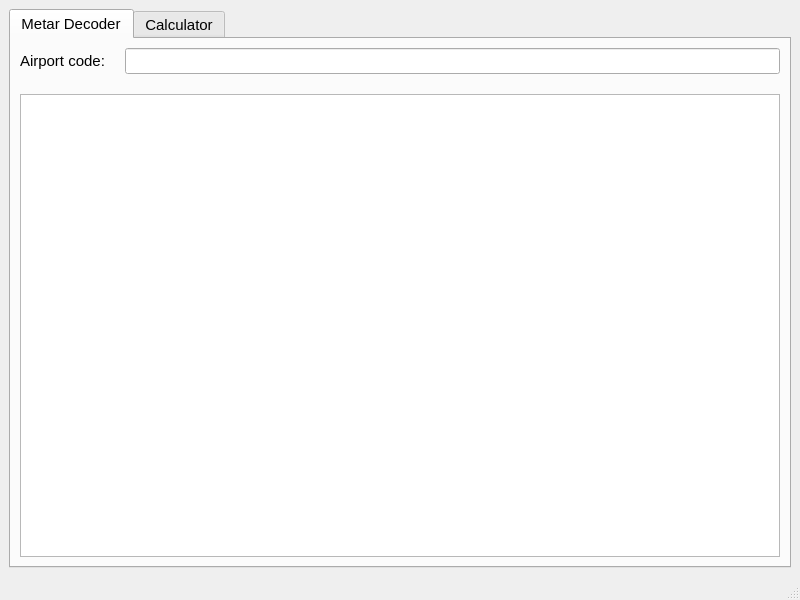
Above: mainWindow.ui from Sergey207/Metar-decoder before the change. Below: the same form after it.
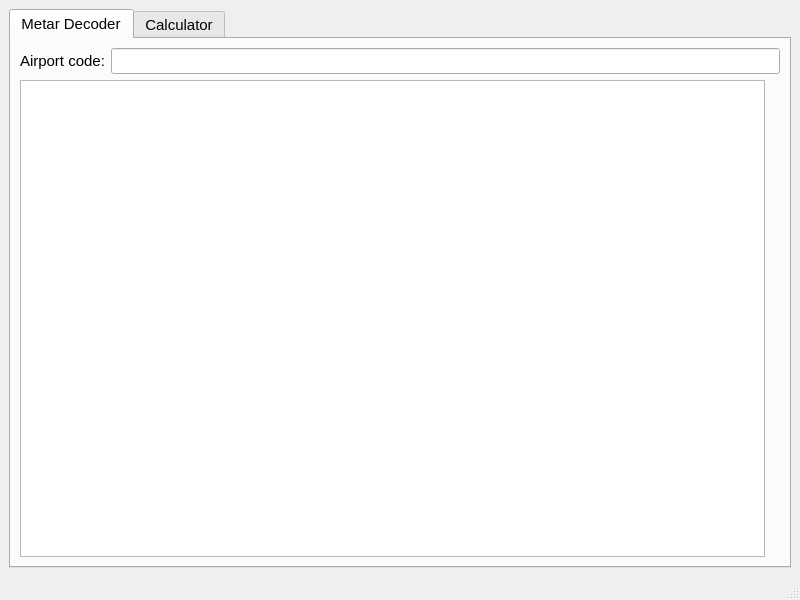
That is the form after the change.

Diff of the .ui file:
```diff
--- a/mainWindow.ui
+++ b/mainWindow.ui
@@ -39,9 +39,6 @@
         <string>Metar Decoder</string>
        </attribute>
        <layout class="QVBoxLayout" name="verticalLayout_2">
-        <property name="spacing">
-         <number>20</number>
-        </property>
         <item>
          <layout class="QHBoxLayout" name="horizontalLayout">
           <item>
@@ -57,6 +54,8 @@
          </layout>
         </item>
         <item>
+         <layout class="QHBoxLayout" name="horizontalLayout_5">
+          <item>
          <widget class="QTableWidget" name="tblResult">
           <property name="editTriggers">
            <set>QAbstractItemView::NoEditTriggers</set>
@@ -77,6 +76,15 @@
            <bool>false</bool>
           </attribute>
          </widget>
+          </item>
+          <item>
+           <widget class="QLabel" name="lblBall">
+            <property name="text">
+             <string/>
+            </property>
+           </widget>
+          </item>
+         </layout>
         </item>
        </layout>
       </widget>
```
Lines whose indentation alone changed are shown as unchanged.
